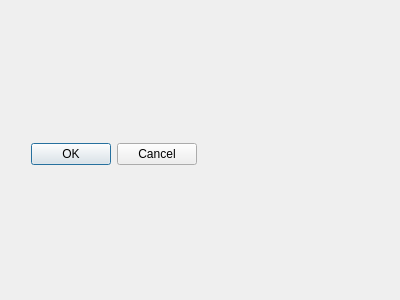
First picture: the form in SignalsAndSlots/dialog.ui, repository ChaosKingNV/QT-Practice, before the edit.
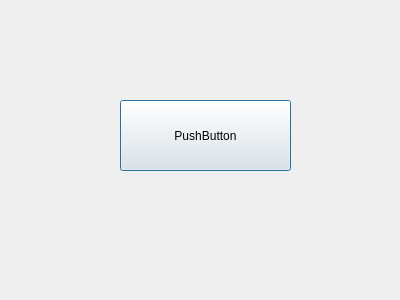
Second picture: the form after the edit.

Patch:
```diff
--- a/SignalsAndSlots/dialog.ui
+++ b/SignalsAndSlots/dialog.ui
@@ -13,17 +13,17 @@
   <property name="windowTitle">
    <string>Dialog</string>
   </property>
-  <widget class="QDialogButtonBox" name="buttonBox">
+  <widget class="QPushButton" name="pushButton">
    <property name="geometry">
     <rect>
-     <x>30</x>
-     <y>140</y>
-     <width>167</width>
-     <height>29</height>
+     <x>120</x>
+     <y>100</y>
+     <width>171</width>
+     <height>71</height>
     </rect>
    </property>
-   <property name="standardButtons">
-    <set>QDialogButtonBox::Cancel|QDialogButtonBox::Ok</set>
+   <property name="text">
+    <string>PushButton</string>
    </property>
   </widget>
  </widget>
```
